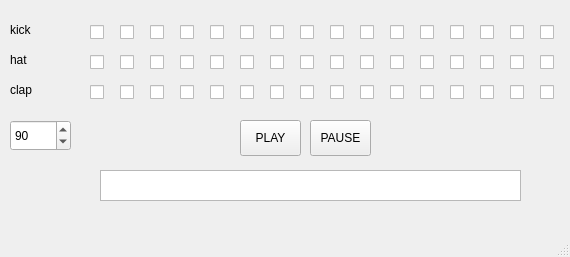
First picture: the form in mainwindow.ui, repository blankoner/SimpleSequencer, before the edit.
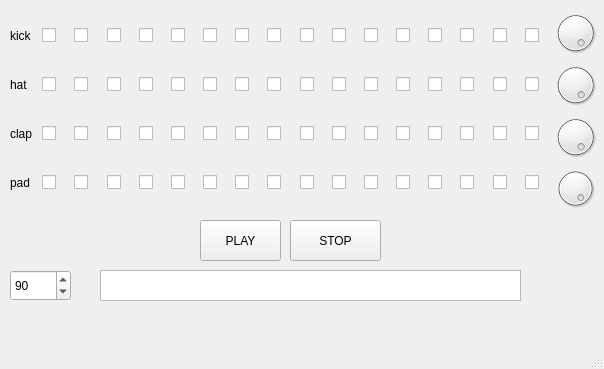
Second picture: the form after the edit. Icons and pictures are not drawn.

```diff
--- a/mainwindow.ui
+++ b/mainwindow.ui
@@ -6,8 +6,8 @@
    <rect>
     <x>0</x>
     <y>0</y>
-    <width>570</width>
-    <height>257</height>
+    <width>604</width>
+    <height>369</height>
    </rect>
   </property>
   <property name="windowTitle">
@@ -23,120 +23,13 @@
 }</string>
   </property>
   <widget class="QWidget" name="centralwidget">
-   <widget class="QCheckBox" name="step01">
-    <property name="geometry">
-     <rect>
-      <x>90</x>
-      <y>20</y>
-      <width>21</width>
-      <height>25</height>
-     </rect>
-    </property>
-    <property name="styleSheet">
-     <string notr="true"/>
-    </property>
-    <property name="text">
-     <string/>
-    </property>
-   </widget>
-   <widget class="QCheckBox" name="step02">
-    <property name="geometry">
-     <rect>
-      <x>120</x>
-      <y>20</y>
-      <width>21</width>
-      <height>25</height>
-     </rect>
-    </property>
-    <property name="text">
-     <string/>
-    </property>
-   </widget>
-   <widget class="QCheckBox" name="step03">
-    <property name="geometry">
-     <rect>
-      <x>150</x>
-      <y>20</y>
-      <width>21</width>
-      <height>25</height>
-     </rect>
-    </property>
-    <property name="text">
-     <string/>
-    </property>
-   </widget>
-   <widget class="QCheckBox" name="step04">
-    <property name="geometry">
-     <rect>
-      <x>180</x>
-      <y>20</y>
-      <width>21</width>
-      <height>25</height>
-     </rect>
-    </property>
-    <property name="text">
-     <string/>
-    </property>
-   </widget>
-   <widget class="QCheckBox" name="step05">
-    <property name="geometry">
-     <rect>
-      <x>210</x>
-      <y>20</y>
-      <width>21</width>
-      <height>25</height>
-     </rect>
-    </property>
-    <property name="text">
-     <string/>
-    </property>
-   </widget>
-   <widget class="QCheckBox" name="step06">
-    <property name="geometry">
-     <rect>
-      <x>240</x>
-      <y>20</y>
-      <width>21</width>
-      <height>25</height>
-     </rect>
-    </property>
-    <property name="text">
-     <string/>
-    </property>
-   </widget>
-   <widget class="QCheckBox" name="step07">
-    <property name="geometry">
-     <rect>
-      <x>270</x>
-      <y>20</y>
-      <width>21</width>
-      <height>25</height>
-     </rect>
-    </property>
-    <property name="text">
-     <string/>
-    </property>
-   </widget>
-   <widget class="QCheckBox" name="step08">
-    <property name="geometry">
-     <rect>
-      <x>300</x>
-      <y>20</y>
-      <width>21</width>
-      <height>25</height>
-     </rect>
-    </property>
-    <property name="text">
-     <string/>
-    </property>
-   </widget>
    <widget class="QPushButton" name="playButton">
     <property name="geometry">
      <rect>
-      <x>240</x>
-      <y>120</y>
-      <width>61</width>
-      <height>36</height>
+      <x>200</x>
+      <y>220</y>
+      <width>81</width>
+      <height>41</height>
      </rect>
     </property>
     <property name="text">
@@ -146,278 +39,31 @@
    <widget class="QPushButton" name="pauseButton">
     <property name="geometry">
      <rect>
-      <x>310</x>
-      <y>120</y>
-      <width>61</width>
-      <height>36</height>
+      <x>290</x>
+      <y>220</y>
+      <width>91</width>
+      <height>41</height>
      </rect>
     </property>
     <property name="text">
-     <string>PAUSE</string>
+     <string>STOP</string>
     </property>
    </widget>
    <widget class="QTextBrowser" name="errorView">
     <property name="geometry">
      <rect>
       <x>100</x>
-      <y>170</y>
+      <y>270</y>
       <width>421</width>
       <height>31</height>
      </rect>
     </property>
    </widget>
-   <widget class="QCheckBox" name="step17">
-    <property name="geometry">
-     <rect>
-      <x>270</x>
-      <y>50</y>
-      <width>21</width>
-      <height>25</height>
-     </rect>
-    </property>
-    <property name="text">
-     <string/>
-    </property>
-   </widget>
-   <widget class="QCheckBox" name="step12">
-    <property name="geometry">
-     <rect>
-      <x>120</x>
-      <y>50</y>
-      <width>21</width>
-      <height>25</height>
-     </rect>
-    </property>
-    <property name="text">
-     <string/>
-    </property>
-   </widget>
-   <widget class="QCheckBox" name="step16">
-    <property name="geometry">
-     <rect>
-      <x>240</x>
-      <y>50</y>
-      <width>21</width>
-      <height>25</height>
-     </rect>
-    </property>
-    <property name="text">
-     <string/>
-    </property>
-   </widget>
-   <widget class="QCheckBox" name="step11">
-    <property name="geometry">
-     <rect>
-      <x>90</x>
-      <y>50</y>
-      <width>21</width>
-      <height>25</height>
-     </rect>
-    </property>
-    <property name="text">
-     <string/>
-    </property>
-   </widget>
-   <widget class="QCheckBox" name="step15">
-    <property name="geometry">
-     <rect>
-      <x>210</x>
-      <y>50</y>
-      <width>21</width>
-      <height>25</height>
-     </rect>
-    </property>
-    <property name="text">
-     <string/>
-    </property>
-   </widget>
-   <widget class="QCheckBox" name="step18">
-    <property name="geometry">
-     <rect>
-      <x>300</x>
-      <y>50</y>
-      <width>21</width>
-      <height>25</height>
-     </rect>
-    </property>
-    <property name="text">
-     <string/>
-    </property>
-   </widget>
-   <widget class="QCheckBox" name="step13">
-    <property name="geometry">
-     <rect>
-      <x>150</x>
-      <y>50</y>
-      <width>21</width>
-      <height>25</height>
-     </rect>
-    </property>
-    <property name="text">
-     <string/>
-    </property>
-   </widget>
-   <widget class="QCheckBox" name="step14">
-    <property name="geometry">
-     <rect>
-      <x>180</x>
-      <y>50</y>
-      <width>21</width>
-      <height>25</height>
-     </rect>
-    </property>
-    <property name="text">
-     <string/>
-    </property>
-   </widget>
-   <widget class="QCheckBox" name="step27">
-    <property name="geometry">
-     <rect>
-      <x>270</x>
-      <y>80</y>
-      <width>21</width>
-      <height>25</height>
-     </rect>
-    </property>
-    <property name="text">
-     <string/>
-    </property>
-   </widget>
-   <widget class="QCheckBox" name="step22">
-    <property name="geometry">
-     <rect>
-      <x>120</x>
-      <y>80</y>
-      <width>21</width>
-      <height>25</height>
-     </rect>
-    </property>
-    <property name="text">
-     <string/>
-    </property>
-   </widget>
-   <widget class="QCheckBox" name="step26">
-    <property name="geometry">
-     <rect>
-      <x>240</x>
-      <y>80</y>
-      <width>21</width>
-      <height>25</height>
-     </rect>
-    </property>
-    <property name="text">
-     <string/>
-    </property>
-   </widget>
-   <widget class="QCheckBox" name="step21">
-    <property name="geometry">
-     <rect>
-      <x>90</x>
-      <y>80</y>
-      <width>21</width>
-      <height>25</height>
-     </rect>
-    </property>
-    <property name="text">
-     <string/>
-    </property>
-   </widget>
-   <widget class="QCheckBox" name="step25">
-    <property name="geometry">
-     <rect>
-      <x>210</x>
-      <y>80</y>
-      <width>21</width>
-      <height>25</height>
-     </rect>
-    </property>
-    <property name="text">
-     <string/>
-    </property>
-   </widget>
-   <widget class="QCheckBox" name="step28">
-    <property name="geometry">
-     <rect>
-      <x>300</x>
-      <y>80</y>
-      <width>21</width>
-      <height>25</height>
-     </rect>
-    </property>
-    <property name="text">
-     <string/>
-    </property>
-   </widget>
-   <widget class="QCheckBox" name="step23">
-    <property name="geometry">
-     <rect>
-      <x>150</x>
-      <y>80</y>
-      <width>21</width>
-      <height>25</height>
-     </rect>
-    </property>
-    <property name="text">
-     <string/>
-    </property>
-   </widget>
-   <widget class="QCheckBox" name="step24">
-    <property name="geometry">
-     <rect>
-      <x>180</x>
-      <y>80</y>
-      <width>21</width>
-      <height>25</height>
-     </rect>
-    </property>
-    <property name="text">
-     <string/>
-    </property>
-   </widget>
-   <widget class="QLabel" name="label">
-    <property name="geometry">
-     <rect>
-      <x>10</x>
-      <y>20</y>
-      <width>66</width>
-      <height>19</height>
-     </rect>
-    </property>
-    <property name="text">
-     <string>kick</string>
-    </property>
-   </widget>
-   <widget class="QLabel" name="label_2">
-    <property name="geometry">
-     <rect>
-      <x>10</x>
-      <y>50</y>
-      <width>66</width>
-      <height>19</height>
-     </rect>
-    </property>
-    <property name="text">
-     <string>hat</string>
-    </property>
-   </widget>
-   <widget class="QLabel" name="label_3">
-    <property name="geometry">
-     <rect>
-      <x>10</x>
-      <y>80</y>
-      <width>66</width>
-      <height>19</height>
-     </rect>
-    </property>
-    <property name="text">
-     <string>clap</string>
-    </property>
-   </widget>
    <widget class="QSpinBox" name="tempoBox">
     <property name="geometry">
      <rect>
       <x>10</x>
-      <y>120</y>
+      <y>270</y>
       <width>61</width>
       <height>31</height>
      </rect>
@@ -432,317 +78,560 @@
      <number>90</number>
     </property>
    </widget>
-   <widget class="QCheckBox" name="step09">
+   <widget class="QWidget" name="layoutWidget">
     <property name="geometry">
      <rect>
-      <x>330</x>
-      <y>20</y>
-      <width>21</width>
-      <height>25</height>
+      <x>10</x>
+      <y>0</y>
+      <width>541</width>
+      <height>221</height>
      </rect>
     </property>
-    <property name="text">
-     <string/>
-    </property>
+    <layout class="QGridLayout" name="gridLayout">
+     <item row="1" column="6">
+      <widget class="QCheckBox" name="step16">
+       <property name="text">
+        <string/>
+       </property>
+      </widget>
+     </item>
+     <item row="0" column="5">
+      <widget class="QCheckBox" name="step05">
+       <property name="text">
+        <string/>
+       </property>
+      </widget>
+     </item>
+     <item row="0" column="4">
+      <widget class="QCheckBox" name="step04">
+       <property name="text">
+        <string/>
+       </property>
+      </widget>
+     </item>
+     <item row="1" column="14">
+      <widget class="QCheckBox" name="step1E">
+       <property name="text">
+        <string/>
+       </property>
+      </widget>
+     </item>
+     <item row="0" column="11">
+      <widget class="QCheckBox" name="step0B">
+       <property name="text">
+        <string/>
+       </property>
+      </widget>
+     </item>
+     <item row="2" column="5">
+      <widget class="QCheckBox" name="step25">
+       <property name="text">
+        <string/>
+       </property>
+      </widget>
+     </item>
+     <item row="2" column="1">
+      <widget class="QCheckBox" name="step21">
+       <property name="text">
+        <string/>
+       </property>
+      </widget>
+     </item>
+     <item row="2" column="11">
+      <widget class="QCheckBox" name="step2B">
+       <property name="text">
+        <string/>
+       </property>
+      </widget>
+     </item>
+     <item row="3" column="8">
+      <widget class="QCheckBox" name="step38">
+       <property name="text">
+        <string/>
+       </property>
+      </widget>
+     </item>
+     <item row="1" column="13">
+      <widget class="QCheckBox" name="step1D">
+       <property name="text">
+        <string/>
+       </property>
+      </widget>
+     </item>
+     <item row="0" column="9">
+      <widget class="QCheckBox" name="step09">
+       <property name="text">
+        <string/>
+       </property>
+      </widget>
+     </item>
+     <item row="3" column="3">
+      <widget class="QCheckBox" name="step33">
+       <property name="text">
+        <string/>
+       </property>
+      </widget>
+     </item>
+     <item row="1" column="8">
+      <widget class="QCheckBox" name="step18">
+       <property name="text">
+        <string/>
+       </property>
+      </widget>
+     </item>
+     <item row="3" column="14">
+      <widget class="QCheckBox" name="step3E">
+       <property name="text">
+        <string/>
+       </property>
+      </widget>
+     </item>
+     <item row="3" column="13">
+      <widget class="QCheckBox" name="step3D">
+       <property name="text">
+        <string/>
+       </property>
+      </widget>
+     </item>
+     <item row="2" column="7">
+      <widget class="QCheckBox" name="step27">
+       <property name="text">
+        <string/>
+       </property>
+      </widget>
+     </item>
+     <item row="3" column="12">
+      <widget class="QCheckBox" name="step3C">
+       <property name="text">
+        <string/>
+       </property>
+      </widget>
+     </item>
+     <item row="2" column="8">
+      <widget class="QCheckBox" name="step28">
+       <property name="text">
+        <string/>
+       </property>
+      </widget>
+     </item>
+     <item row="1" column="1">
+      <widget class="QCheckBox" name="step11">
+       <property name="text">
+        <string/>
+       </property>
+      </widget>
+     </item>
+     <item row="0" column="14">
+      <widget class="QCheckBox" name="step0E">
+       <property name="text">
+        <string/>
+       </property>
+      </widget>
+     </item>
+     <item row="3" column="10">
+      <widget class="QCheckBox" name="step3A">
+       <property name="text">
+        <string/>
+       </property>
+      </widget>
+     </item>
+     <item row="3" column="0">
+      <widget class="QLabel" name="label_4">
+       <property name="text">
+        <string>pad</string>
+       </property>
+      </widget>
+     </item>
+     <item row="3" column="5">
+      <widget class="QCheckBox" name="step35">
+       <property name="text">
+        <string/>
+       </property>
+      </widget>
+     </item>
+     <item row="2" column="2">
+      <widget class="QCheckBox" name="step22">
+       <property name="text">
+        <string/>
+       </property>
+      </widget>
+     </item>
+     <item row="0" column="6">
+      <widget class="QCheckBox" name="step06">
+       <property name="text">
+        <string/>
+       </property>
+      </widget>
+     </item>
+     <item row="3" column="2">
+      <widget class="QCheckBox" name="step32">
+       <property name="text">
+        <string/>
+       </property>
+      </widget>
+     </item>
+     <item row="3" column="1">
+      <widget class="QCheckBox" name="step31">
+       <property name="text">
+        <string/>
+       </property>
+      </widget>
+     </item>
+     <item row="2" column="14">
+      <widget class="QCheckBox" name="step2E">
+       <property name="text">
+        <string/>
+       </property>
+      </widget>
+     </item>
+     <item row="1" column="5">
+      <widget class="QCheckBox" name="step15">
+       <property name="text">
+        <string/>
+       </property>
+      </widget>
+     </item>
+     <item row="1" column="11">
+      <widget class="QCheckBox" name="step1B">
+       <property name="text">
+        <string/>
+       </property>
+      </widget>
+     </item>
+     <item row="3" column="16">
+      <widget class="QCheckBox" name="step3G">
+       <property name="text">
+        <string/>
+       </property>
+      </widget>
+     </item>
+     <item row="2" column="10">
+      <widget class="QCheckBox" name="step2A">
+       <property name="text">
+        <string/>
+       </property>
+      </widget>
+     </item>
+     <item row="1" column="0">
+      <widget class="QLabel" name="label_2">
+       <property name="text">
+        <string>hat</string>
+       </property>
+      </widget>
+     </item>
+     <item row="2" column="4">
+      <widget class="QCheckBox" name="step24">
+       <property name="text">
+        <string/>
+       </property>
+      </widget>
+     </item>
+     <item row="3" column="7">
+      <widget class="QCheckBox" name="step37">
+       <property name="text">
+        <string/>
+       </property>
+      </widget>
+     </item>
+     <item row="1" column="9">
+      <widget class="QCheckBox" name="step19">
+       <property name="text">
+        <string/>
+       </property>
+      </widget>
+     </item>
+     <item row="0" column="1">
+      <widget class="QCheckBox" name="step01">
+       <property name="styleSheet">
+        <string notr="true"/>
+       </property>
+       <property name="text">
+        <string/>
+       </property>
+      </widget>
+     </item>
+     <item row="2" column="16">
+      <widget class="QCheckBox" name="step2G">
+       <property name="text">
+        <string/>
+       </property>
+      </widget>
+     </item>
+     <item row="1" column="7">
+      <widget class="QCheckBox" name="step17">
+       <property name="text">
+        <string/>
+       </property>
+      </widget>
+     </item>
+     <item row="0" column="12">
+      <widget class="QCheckBox" name="step0C">
+       <property name="text">
+        <string/>
+       </property>
+      </widget>
+     </item>
+     <item row="1" column="15">
+      <widget class="QCheckBox" name="step1F">
+       <property name="text">
+        <string/>
+       </property>
+      </widget>
+     </item>
+     <item row="2" column="6">
+      <widget class="QCheckBox" name="step26">
+       <property name="text">
+        <string/>
+       </property>
+      </widget>
+     </item>
+     <item row="2" column="12">
+      <widget class="QCheckBox" name="step2C">
+       <property name="text">
+        <string/>
+       </property>
+      </widget>
+     </item>
+     <item row="1" column="3">
+      <widget class="QCheckBox" name="step13">
+       <property name="text">
+        <string/>
+       </property>
+      </widget>
+     </item>
+     <item row="0" column="2">
+      <widget class="QCheckBox" name="step02">
+       <property name="text">
+        <string/>
+       </property>
+      </widget>
+     </item>
+     <item row="3" column="11">
+      <widget class="QCheckBox" name="step3B">
+       <property name="text">
+        <string/>
+       </property>
+      </widget>
+     </item>
+     <item row="3" column="9">
+      <widget class="QCheckBox" name="step39">
+       <property name="text">
+        <string/>
+       </property>
+      </widget>
+     </item>
+     <item row="0" column="3">
+      <widget class="QCheckBox" name="step03">
+       <property name="text">
+        <string/>
+       </property>
+      </widget>
+     </item>
+     <item row="0" column="10">
+      <widget class="QCheckBox" name="step0A">
+       <property name="text">
+        <string/>
+       </property>
+      </widget>
+     </item>
+     <item row="3" column="4">
+      <widget class="QCheckBox" name="step34">
+       <property name="text">
+        <string/>
+       </property>
+      </widget>
+     </item>
+     <item row="0" column="7">
+      <widget class="QCheckBox" name="step07">
+       <property name="text">
+        <string/>
+       </property>
+      </widget>
+     </item>
+     <item row="0" column="15">
+      <widget class="QCheckBox" name="step0F">
+       <property name="text">
+        <string/>
+       </property>
+      </widget>
+     </item>
+     <item row="1" column="4">
+      <widget class="QCheckBox" name="step14">
+       <property name="text">
+        <string/>
+       </property>
+      </widget>
+     </item>
+     <item row="1" column="10">
+      <widget class="QCheckBox" name="step1A">
+       <property name="text">
+        <string/>
+       </property>
+      </widget>
+     </item>
+     <item row="2" column="0">
+      <widget class="QLabel" name="label_3">
+       <property name="text">
+        <string>clap</string>
+       </property>
+      </widget>
+     </item>
+     <item row="3" column="15">
+      <widget class="QCheckBox" name="step3F">
+       <property name="text">
+        <string/>
+       </property>
+      </widget>
+     </item>
+     <item row="2" column="9">
+      <widget class="QCheckBox" name="step29">
+       <property name="text">
+        <string/>
+       </property>
+      </widget>
+     </item>
+     <item row="2" column="3">
+      <widget class="QCheckBox" name="step23">
+       <property name="text">
+        <string/>
+       </property>
+      </widget>
+     </item>
+     <item row="1" column="2">
+      <widget class="QCheckBox" name="step12">
+       <property name="text">
+        <string/>
+       </property>
+      </widget>
+     </item>
+     <item row="0" column="0">
+      <widget class="QLabel" name="label">
+       <property name="text">
+        <string>kick</string>
+       </property>
+      </widget>
+     </item>
+     <item row="3" column="6">
+      <widget class="QCheckBox" name="step36">
+       <property name="text">
+        <string/>
+       </property>
+      </widget>
+     </item>
+     <item row="1" column="16">
+      <widget class="QCheckBox" name="step1G">
+       <property name="text">
+        <string/>
+       </property>
+      </widget>
+     </item>
+     <item row="2" column="13">
+      <widget class="QCheckBox" name="step2D">
+       <property name="text">
+        <string/>
+       </property>
+      </widget>
+     </item>
+     <item row="1" column="12">
+      <widget class="QCheckBox" name="step1C">
+       <property name="text">
+        <string/>
+       </property>
+      </widget>
+     </item>
+     <item row="0" column="13">
+      <widget class="QCheckBox" name="step0D">
+       <property name="text">
+        <string/>
+       </property>
+      </widget>
+     </item>
+     <item row="2" column="15">
+      <widget class="QCheckBox" name="step2F">
+       <property name="text">
+        <string/>
+       </property>
+      </widget>
+     </item>
+     <item row="0" column="16">
+      <widget class="QCheckBox" name="step0G">
+       <property name="text">
+        <string/>
+       </property>
+      </widget>
+     </item>
+     <item row="0" column="8">
+      <widget class="QCheckBox" name="step08">
+       <property name="text">
+        <string/>
+       </property>
+      </widget>
+     </item>
+    </layout>
    </widget>
-   <widget class="QCheckBox" name="step0A">
+   <widget class="QWidget" name="">
     <property name="geometry">
      <rect>
-      <x>360</x>
-      <y>20</y>
-      <width>21</width>
-      <height>25</height>
+      <x>550</x>
+      <y>10</y>
+      <width>51</width>
+      <height>201</height>
      </rect>
     </property>
-    <property name="text">
-     <string/>
-    </property>
-   </widget>
-   <widget class="QCheckBox" name="step0C">
-    <property name="geometry">
-     <rect>
-      <x>420</x>
-      <y>20</y>
-      <width>21</width>
-      <height>25</height>
-     </rect>
-    </property>
-    <property name="text">
-     <string/>
-    </property>
-   </widget>
-   <widget class="QCheckBox" name="step0B">
-    <property name="geometry">
-     <rect>
-      <x>390</x>
-      <y>20</y>
-      <width>21</width>
-      <height>25</height>
-     </rect>
-    </property>
-    <property name="text">
-     <string/>
-    </property>
-   </widget>
-   <widget class="QCheckBox" name="step0E">
-    <property name="geometry">
-     <rect>
-      <x>480</x>
-      <y>20</y>
-      <width>21</width>
-      <height>25</height>
-     </rect>
-    </property>
-    <property name="text">
-     <string/>
-    </property>
-   </widget>
-   <widget class="QCheckBox" name="step0D">
-    <property name="geometry">
-     <rect>
-      <x>450</x>
-      <y>20</y>
-      <width>21</width>
-      <height>25</height>
-     </rect>
-    </property>
-    <property name="text">
-     <string/>
-    </property>
-   </widget>
-   <widget class="QCheckBox" name="step0G">
-    <property name="geometry">
-     <rect>
-      <x>540</x>
-      <y>20</y>
-      <width>21</width>
-      <height>25</height>
-     </rect>
-    </property>
-    <property name="text">
-     <string/>
-    </property>
-   </widget>
-   <widget class="QCheckBox" name="step0F">
-    <property name="geometry">
-     <rect>
-      <x>510</x>
-      <y>20</y>
-      <width>21</width>
-      <height>25</height>
-     </rect>
-    </property>
-    <property name="text">
-     <string/>
-    </property>
-   </widget>
-   <widget class="QCheckBox" name="step1A">
-    <property name="geometry">
-     <rect>
-      <x>360</x>
-      <y>50</y>
-      <width>21</width>
-      <height>25</height>
-     </rect>
-    </property>
-    <property name="text">
-     <string/>
-    </property>
-   </widget>
-   <widget class="QCheckBox" name="step1E">
-    <property name="geometry">
-     <rect>
-      <x>480</x>
-      <y>50</y>
-      <width>21</width>
-      <height>25</height>
-     </rect>
-    </property>
-    <property name="text">
-     <string/>
-    </property>
-   </widget>
-   <widget class="QCheckBox" name="step1F">
-    <property name="geometry">
-     <rect>
-      <x>510</x>
-      <y>50</y>
-      <width>21</width>
-      <height>25</height>
-     </rect>
-    </property>
-    <property name="text">
-     <string/>
-    </property>
-   </widget>
-   <widget class="QCheckBox" name="step19">
-    <property name="geometry">
-     <rect>
-      <x>330</x>
-      <y>50</y>
-      <width>21</width>
-      <height>25</height>
-     </rect>
-    </property>
-    <property name="text">
-     <string/>
-    </property>
-   </widget>
-   <widget class="QCheckBox" name="step1B">
-    <property name="geometry">
-     <rect>
-      <x>390</x>
-      <y>50</y>
-      <width>21</width>
-      <height>25</height>
-     </rect>
-    </property>
-    <property name="text">
-     <string/>
-    </property>
-   </widget>
-   <widget class="QCheckBox" name="step1C">
-    <property name="geometry">
-     <rect>
-      <x>420</x>
-      <y>50</y>
-      <width>21</width>
-      <height>25</height>
-     </rect>
-    </property>
-    <property name="text">
-     <string/>
-    </property>
-   </widget>
-   <widget class="QCheckBox" name="step1D">
-    <property name="geometry">
-     <rect>
-      <x>450</x>
-      <y>50</y>
-      <width>21</width>
-      <height>25</height>
-     </rect>
-    </property>
-    <property name="text">
-     <string/>
-    </property>
-   </widget>
-   <widget class="QCheckBox" name="step1G">
-    <property name="geometry">
-     <rect>
-      <x>540</x>
-      <y>50</y>
-      <width>21</width>
-      <height>25</height>
-     </rect>
-    </property>
-    <property name="text">
-     <string/>
-    </property>
-   </widget>
-   <widget class="QCheckBox" name="step2A">
-    <property name="geometry">
-     <rect>
-      <x>360</x>
-      <y>80</y>
-      <width>21</width>
-      <height>25</height>
-     </rect>
-    </property>
-    <property name="text">
-     <string/>
-    </property>
-   </widget>
-   <widget class="QCheckBox" name="step2E">
-    <property name="geometry">
-     <rect>
-      <x>480</x>
-      <y>80</y>
-      <width>21</width>
-      <height>25</height>
-     </rect>
-    </property>
-    <property name="text">
-     <string/>
-    </property>
-   </widget>
-   <widget class="QCheckBox" name="step2F">
-    <property name="geometry">
-     <rect>
-      <x>510</x>
-      <y>80</y>
-      <width>21</width>
-      <height>25</height>
-     </rect>
-    </property>
-    <property name="text">
-     <string/>
-    </property>
-   </widget>
-   <widget class="QCheckBox" name="step29">
-    <property name="geometry">
-     <rect>
-      <x>330</x>
-      <y>80</y>
-      <width>21</width>
-      <height>25</height>
-     </rect>
-    </property>
-    <property name="text">
-     <string/>
-    </property>
-   </widget>
-   <widget class="QCheckBox" name="step2B">
-    <property name="geometry">
-     <rect>
-      <x>390</x>
-      <y>80</y>
-      <width>21</width>
-      <height>25</height>
-     </rect>
-    </property>
-    <property name="text">
-     <string/>
-    </property>
-   </widget>
-   <widget class="QCheckBox" name="step2C">
-    <property name="geometry">
-     <rect>
-      <x>420</x>
-      <y>80</y>
-      <width>21</width>
-      <height>25</height>
-     </rect>
-    </property>
-    <property name="text">
-     <string/>
-    </property>
-   </widget>
-   <widget class="QCheckBox" name="step2D">
-    <property name="geometry">
-     <rect>
-      <x>450</x>
-      <y>80</y>
-      <width>21</width>
-      <height>25</height>
-     </rect>
-    </property>
-    <property name="text">
-     <string/>
-    </property>
-   </widget>
-   <widget class="QCheckBox" name="step2G">
-    <property name="geometry">
-     <rect>
-      <x>540</x>
-      <y>80</y>
-      <width>21</width>
-      <height>25</height>
-     </rect>
-    </property>
-    <property name="text">
-     <string/>
-    </property>
+    <layout class="QGridLayout" name="gridLayout_2">
+     <item row="0" column="0">
+      <widget class="QDial" name="volDial0">
+       <property name="cursor">
+        <cursorShape>ClosedHandCursor</cursorShape>
+       </property>
+       <property name="maximum">
+        <number>128</number>
+       </property>
+       <property name="value">
+        <number>128</number>
+       </property>
+      </widget>
+     </item>
+     <item row="1" column="0">
+      <widget class="QDial" name="volDial1">
+       <property name="cursor">
+        <cursorShape>ClosedHandCursor</cursorShape>
+       </property>
+       <property name="maximum">
+        <number>128</number>
+       </property>
+       <property name="value">
+        <number>128</number>
+       </property>
+      </widget>
+     </item>
+     <item row="2" column="0">
+      <widget class="QDial" name="volDial2">
+       <property name="cursor">
+        <cursorShape>ClosedHandCursor</cursorShape>
+       </property>
+       <property name="maximum">
+        <number>128</number>
+       </property>
+       <property name="value">
+        <number>128</number>
+       </property>
+      </widget>
+     </item>
+     <item row="3" column="0">
+      <widget class="QDial" name="volDial3">
+       <property name="cursor">
+        <cursorShape>ClosedHandCursor</cursorShape>
+       </property>
+       <property name="maximum">
+        <number>128</number>
+       </property>
+       <property name="value">
+        <number>128</number>
+       </property>
+      </widget>
+     </item>
+    </layout>
    </widget>
   </widget>
   <widget class="QMenuBar" name="menubar">
```
Left out of the diff: 2 changed lines with no effect on the pictures.
